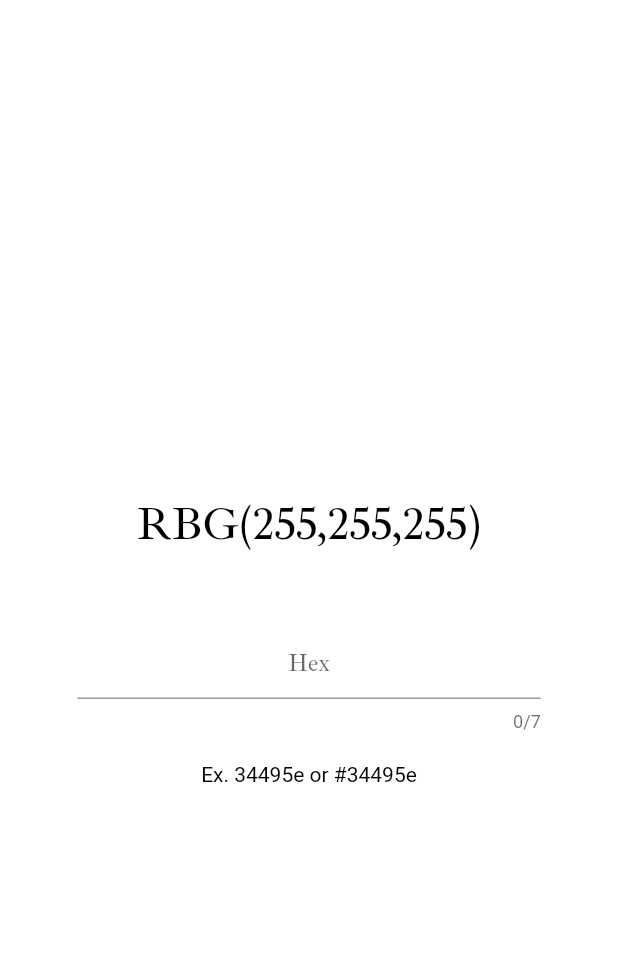
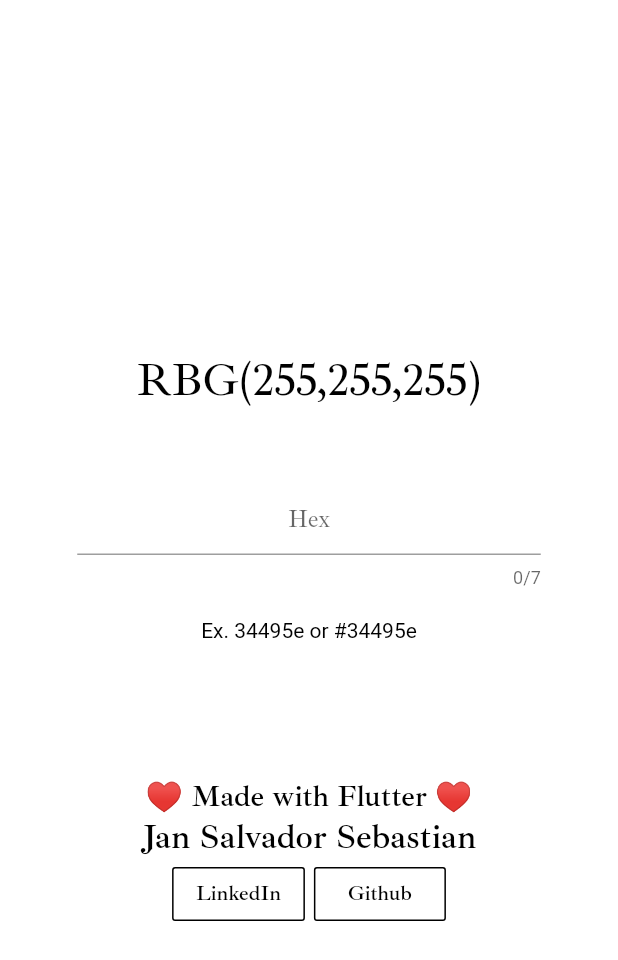
Before and after one commit to Jansalvador1445/flutter-hex2rgb, a Flutter app: the screen it shows after launch, on a phone screen of 412 x 824 dp. Shown: the top 960 px of the screen. Run offline on Flutter 3.47's test engine with Material 2 defaults, Android fonts, the phone set to English and light mode, and no system bars.

Commit message:
Added Credits

```diff
--- a/lib/main.dart
+++ b/lib/main.dart
@@ -1,4 +1,6 @@
+import 'package:flutter/gestures.dart';
 import 'package:flutter/material.dart';
+import 'package:url_launcher/url_launcher.dart';
 
 void main() => runApp(MyApp());
 
@@ -59,6 +61,15 @@ class _MyHomePageState extends State<MyHomePage> {
     return _backgroundColor;
   }
 
+  _launchURL() async {
+    const url = 'https://flutter.dev';
+    if (await canLaunch(url)) {
+      await launch(url);
+    } else {
+      throw 'Could not launch $url';
+    }
+  }
+
   @override
   Widget build(BuildContext context) {
     _screenWidth = MediaQuery.of(context).size.width / 8;
@@ -110,9 +121,68 @@ class _MyHomePageState extends State<MyHomePage> {
                   ),
                   padding: EdgeInsets.all(20),
                 ),
+                Container(
+                  margin: EdgeInsets.only(top: 50),
+                  child: Padding(
+                    child: Column(
+                      children: <Widget>[
+                        Text(
+                          "♥ Made with Flutter ♥",
+                          style: TextStyle(
+                              color: _inputColor,
+                              fontFamily: 'Ibarra',
+                              fontSize: 20,
+                              fontWeight: FontWeight.bold),
+                        ),
+                        Text(
+                          "Jan Salvador Sebastian",
+                          style: TextStyle(
+                              color: _inputColor,
+                              fontFamily: 'Ibarra',
+                              fontSize: 23,
+                              fontWeight: FontWeight.bold),
+                        ),
+                        Row(
+                          mainAxisAlignment: MainAxisAlignment.center,
+                          children: <Widget>[
+                            OutlineButton(
+                              child: Text(
+                                'LinkedIn',
+                                style: TextStyle(
+                                    color: _inputColor,
+                                    fontFamily: 'Ibarra',
+                                    fontWeight: FontWeight.bold),
+                              ),
+                              borderSide: BorderSide(color: _inputColor),
+                              onPressed: () {},
+                            ),
+                            Container(
+                              margin: EdgeInsets.only(left: 3, right: 3),
+                              child: Padding(
+                                padding: EdgeInsets.all(0),
+                              ),
+                            ),
+                            OutlineButton(
+                              child: Text(
+                                'Github',
+                                style: TextStyle(
+                                    color: _inputColor,
+                                    fontFamily: 'Ibarra',
+                                    fontWeight: FontWeight.bold),
+                              ),
+                              borderSide: BorderSide(color: _inputColor),
+                              onPressed: () {},
+                            )
+                          ],
+                        ),
+                      ],
+                    ),
+                    padding: EdgeInsets.all(20),
+                  ),
+                ),
               ],
             ),
-          )
+          ),
         ],
       ),
     );
--- a/pubspec.yaml
+++ b/pubspec.yaml
@@ -23,6 +23,7 @@ dependencies:
   # The following adds the Cupertino Icons font to your application.
   # Use with the CupertinoIcons class for iOS style icons.
   cupertino_icons: ^0.1.2
+  url_launcher : 5.4.1
 
 dev_dependencies:
   flutter_test:
```
Also changed, not shown: pubspec.lock, 3 other files.
